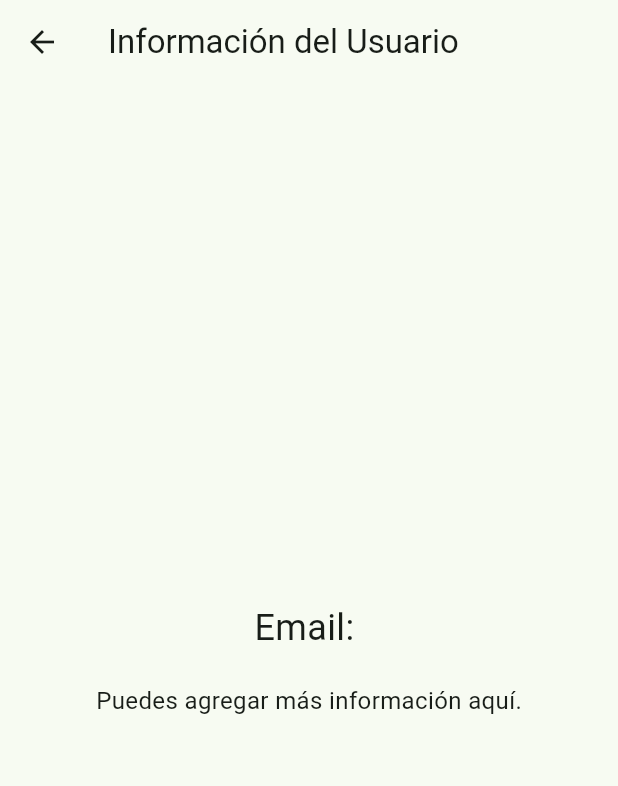
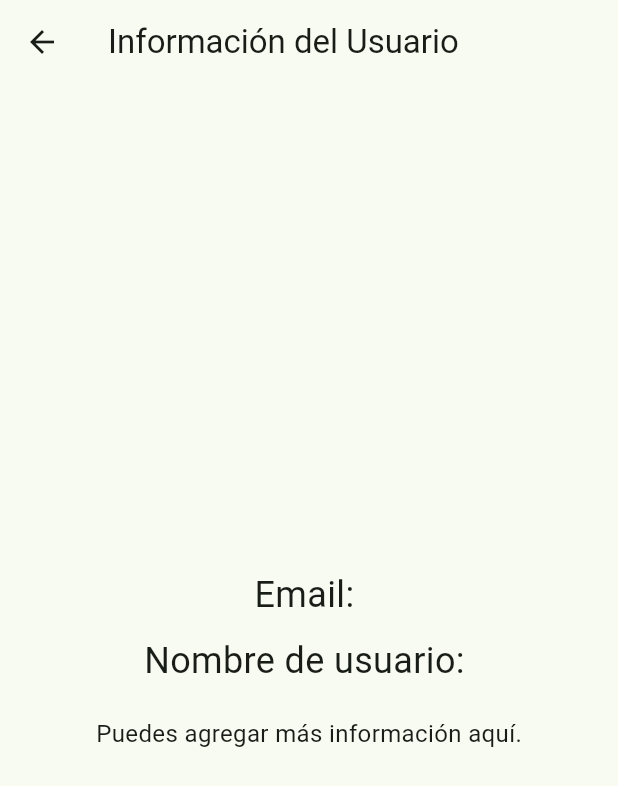
Before and after one commit to JadirMiramontes/frontpflutter, a Flutter app: the UserInfoScreen screen opened by its route, on a phone screen of 412 x 824 dp. Shown: the top 786 px of the screen. Run offline on Flutter 3.47's test engine with Material 3 defaults, Android fonts, the phone set to English and light mode, and no system bars; our stand-ins replace flutter_secure_storage, jwt_decoder; accounts and stored records are empty.

Commit message:
Se agrego el campo para que se muestre tambien el nombre del usuario

```diff
--- a/lib/screens/userinfo_screen.dart
+++ b/lib/screens/userinfo_screen.dart
@@ -15,22 +15,23 @@ class UserInfoScreen extends StatelessWidget {
         title: const Text('Información del Usuario'),
       ),
       body: FutureBuilder<String>(
-        future: authService.readToken(), // Aquí leemos el token
+        future: authService.readToken(), // Lee el token
         builder: (context, snapshot) {
           if (snapshot.connectionState == ConnectionState.waiting) {
-            return Center(child: CircularProgressIndicator());
+            return const Center(child: CircularProgressIndicator());
           }
           if (snapshot.hasError) {
-            return Center(child: Text('Error al obtener datos del usuario'));
+            return const Center(child: Text('Error al obtener datos del usuario'));
           }
           final token = snapshot.data;
           if (token == null || token.isEmpty) {
-            return Center(child: Text('No hay información del usuario disponible.'));
+            return const Center(child: Text('No hay información del usuario disponible.'));
           }
 
-          // Decodificamos el token JWT para obtener el email
+          // Decodifica el token JWT para obtener email y NombreUsuario
           final decodedToken = JwtDecoder.decode(token);
           final email = decodedToken['email'] ?? 'Email no disponible';
+          final nombreUsuario = decodedToken['NombreUsuario'] ?? 'Nombre no disponible';
 
           return Center(
             child: Column(
@@ -38,9 +39,13 @@ class UserInfoScreen extends StatelessWidget {
               children: [
                 Text(
                   'Email: $email',
-                  style: TextStyle(fontSize: 24),
+                  style: const TextStyle(fontSize: 24),
                 ),
-                // Puedes agregar más información si deseas
+                const SizedBox(height: 10),
+                Text(
+                  'Nombre de usuario: $nombreUsuario',
+                  style: const TextStyle(fontSize: 24),
+                ),
                 const SizedBox(height: 20),
                 const Text(
                   'Puedes agregar más información aquí.',
```
